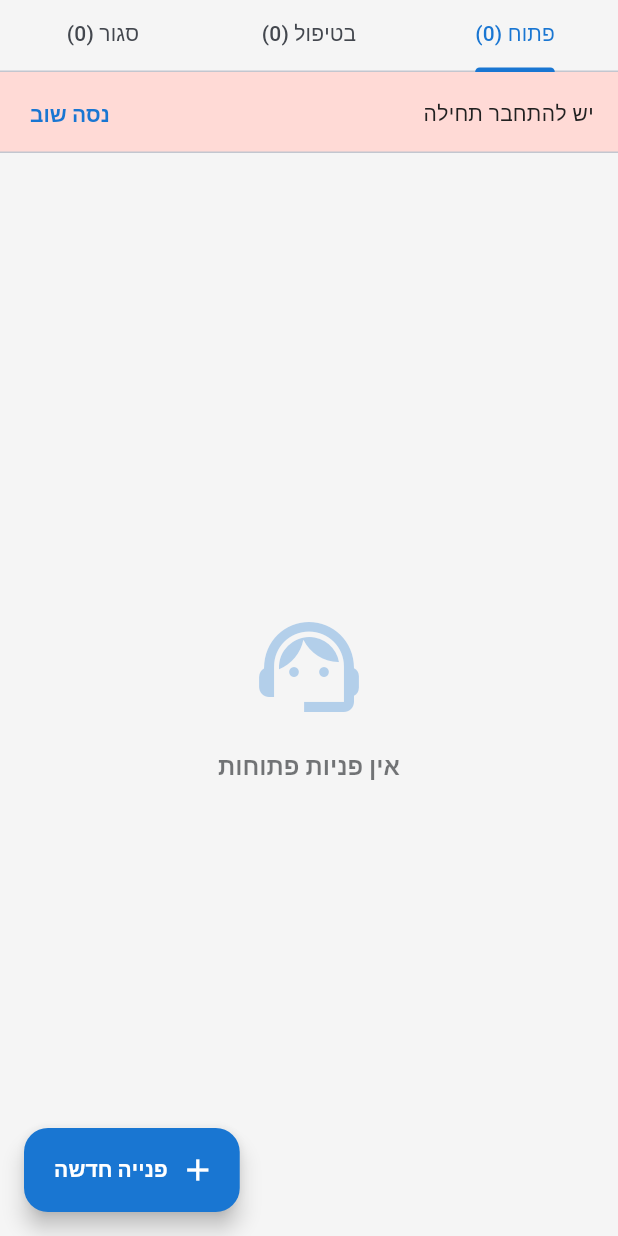
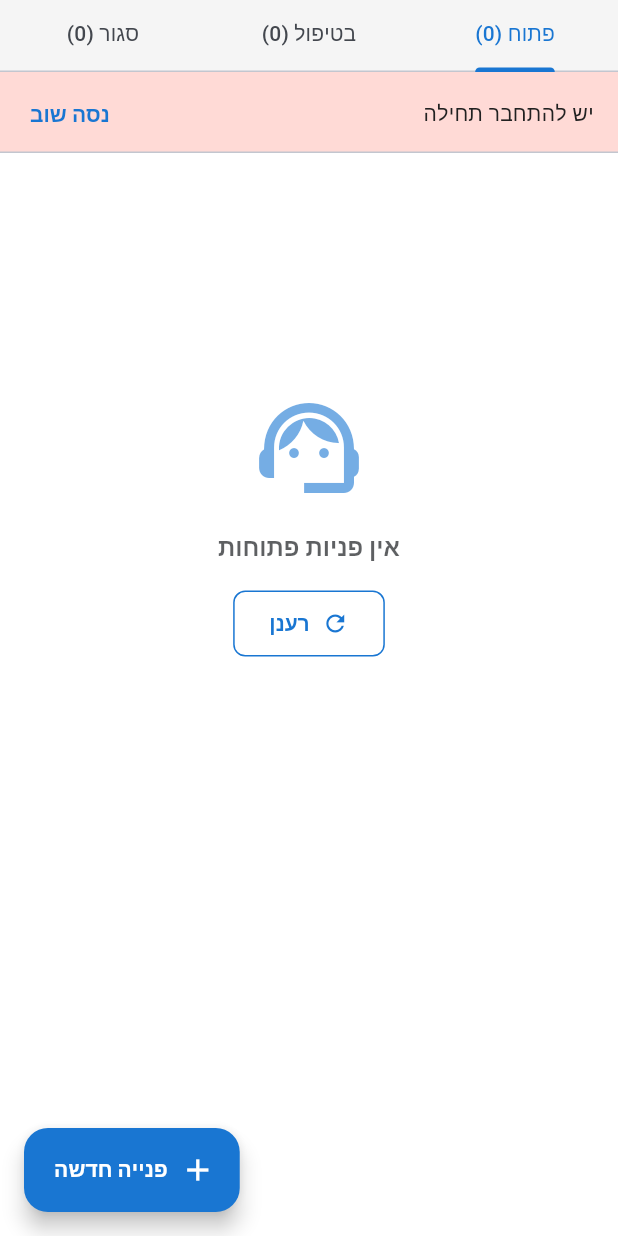
Before and after one commit to jammalmassalha/tzmc.push.app, a Flutter app: the HelpdeskScreen screen opened directly, after a tap on "נסה שוב", on a phone screen of 412 x 824 dp. Run offline on Flutter 3.47's test engine with Material 3 defaults, Android fonts, the phone set to English and light mode, and no system bars; our stand-ins replace connectivity_plus, dio, drift, equatable, firebase_core, firebase_messaging and 6 more; accounts and stored records are empty; generated files the repository leaves out were written again; network calls fail.

Commit message:
fix(flutter): align helpdesk dashboard workflow with Angular frontend
Agent-Logs-Url: https://github.com/jmassalha/tzmc.push.app/sessions/8b3d264c-3386-4550-bb7a-2070d2c984d8

Co-authored-by: jammalmassalha <27696154+jammalmassalha@users.noreply.github.com>

```diff
--- a/flutter_app/lib/features/helpdesk/presentation/helpdesk_screen.dart
+++ b/flutter_app/lib/features/helpdesk/presentation/helpdesk_screen.dart
@@ -3,6 +3,7 @@
 /// Allows users to create and view support tickets.
 library;
 
+import 'dart:async';
 import 'dart:ui' as ui;
 
 import 'package:flutter/material.dart';
@@ -18,24 +19,53 @@ import '../../auth/presentation/auth_state.dart';
 // Helpdesk State
 // ---------------------------------------------------------------------------
 
+/// Status values that count as "ongoing" tickets in the Angular workflow
+/// (chat-store.service.ts `ongoingStatuses`). Anything else is considered
+/// "past" so that no tickets are silently dropped from the UI.
+const Set<String> kHelpdeskOngoingStatuses = {'open', 'in_progress'};
+
 class HelpdeskState {
-  final List<HelpdeskTicket> tickets;
+  final List<HelpdeskTicket> ongoing;
+  final List<HelpdeskTicket> past;
+  final List<HelpdeskTicket> assigned;
+  final HelpdeskMyRole? myRole;
+  final List<HelpdeskTicket> editorTickets;
+  final List<HelpdeskManagedUser> handlers;
   final bool isLoading;
   final String? error;
 
   const HelpdeskState({
-    this.tickets = const [],
+    this.ongoing = const [],
+    this.past = const [],
+    this.assigned = const [],
+    this.myRole,
+    this.editorTickets = const [],
+    this.handlers = const [],
     this.isLoading = false,
     this.error,
   });
 
+  /// All tickets combined (kept for backwards-compatible callers).
+  List<HelpdeskTicket> get tickets => [...ongoing, ...past, ...assigned];
+
   HelpdeskState copyWith({
-    List<HelpdeskTicket>? tickets,
+    List<HelpdeskTicket>? ongoing,
+    List<HelpdeskTicket>? past,
+    List<HelpdeskTicket>? assigned,
+    HelpdeskMyRole? myRole,
+    bool clearMyRole = false,
+    List<HelpdeskTicket>? editorTickets,
+    List<HelpdeskManagedUser>? handlers,
     bool? isLoading,
     String? error,
   }) {
     return HelpdeskState(
-      tickets: tickets ?? this.tickets,
+      ongoing: ongoing ?? this.ongoing,
+      past: past ?? this.past,
+      assigned: assigned ?? this.assigned,
+      myRole: clearMyRole ? null : (myRole ?? this.myRole),
+      editorTickets: editorTickets ?? this.editorTickets,
+      handlers: handlers ?? this.handlers,
       isLoading: isLoading ?? this.isLoading,
       error: error,
     );
@@ -50,14 +80,45 @@ class HelpdeskNotifier extends Notifier<HelpdeskState> {
   late final ChatApiService _api;
   String? _currentUser;
 
+  /// Polling cadence for refreshing the helpdesk dashboard while this screen
+  /// is mounted. Mirrors `startHelpdeskPolling` in chat-store.service.ts;
+  /// Angular uses 20s (`HELPDESK_TICKETS_POLL_INTERVAL_MS`). We use 15s here
+  /// per the mobile spec — slightly snappier feedback when a handler closes a
+  /// ticket from the web client.
+  static const Duration _pollInterval = Duration(seconds: 15);
+
+  /// Short cache TTL to coalesce duplicate calls when the tab is re-entered.
+  /// Conceptually mirrors `HELPDESK_TICKETS_CACHE_TTL_MS` (60s in Angular),
+  /// but kept very short on mobile so manual refreshes / tab switches are not
+  /// silently ignored. The polling timer above is the long-running source of
+  /// freshness, so this only deduplicates rapid back-to-back calls.
+  static const Duration _cacheTtl = Duration(seconds: 2);
+
+  Timer? _pollTimer;
+  DateTime? _lastLoadAt;
+  Future<void>? _inflight;
+
   @override
   HelpdeskState build() {
     _api = ref.watch(chatApiServiceProvider);
     _currentUser = ref.watch(currentUserProvider);
+
+    _pollTimer?.cancel();
+    if (_currentUser != null) {
+      _pollTimer = Timer.periodic(_pollInterval, (_) {
+        // Force a refresh on the polling cadence, ignoring the cache TTL.
+        loadTickets(force: true);
+      });
+    }
+    ref.onDispose(() {
+      _pollTimer?.cancel();
+      _pollTimer = null;
+    });
+
     return const HelpdeskState();
   }
 
-  Future<void> loadTickets() async {
+  Future<void> loadTickets({bool force = false}) async {
     if (_currentUser == null) {
       state = state.copyWith(
         isLoading: false,
@@ -66,12 +127,40 @@ class HelpdeskNotifier extends Notifier<HelpdeskState> {
       return;
     }
 
+    // Cache TTL: skip if we just loaded recently (mirrors Angular's
+    // HELPDESK_TICKETS_CACHE_TTL_MS guard around forceRefreshHelpdeskTickets).
+    final now = DateTime.now();
+    if (!force && _lastLoadAt != null && now.difference(_lastLoadAt!) < _cacheTtl) {
+      return;
+    }
+
+    // De-duplicate concurrent calls.
+    final inflight = _inflight;
+    if (inflight != null) {
+      return inflight;
+    }
+
+    final future = _doLoad();
+    _inflight = future;
+    try {
+      await future;
+    } finally {
+      _inflight = null;
+    }
+  }
+
+  Future<void> _doLoad() async {
     state = state.copyWith(isLoading: true, error: null);
-
     try {
-      final tickets = await _api.getHelpdeskTickets(_currentUser!);
-      state = state.copyWith(
-        tickets: tickets,
+      final dashboard = await _api.getHelpdeskDashboard(_currentUser!);
+      _lastLoadAt = DateTime.now();
+      state = HelpdeskState(
+        ongoing: dashboard.ongoing,
+        past: dashboard.past,
+        assigned: dashboard.assigned,
+        myRole: dashboard.myRole,
+        editorTickets: dashboard.editorTickets ?? const [],
+        handlers: dashboard.handlers ?? const [],
         isLoading: false,
       );
     } catch (e) {
@@ -108,7 +197,7 @@ class HelpdeskNotifier extends Notifier<HelpdeskState> {
         phone: phone,
         attachmentUrl: attachmentUrl,
       );
-      await loadTickets();
+      await loadTickets(force: true);
       return ticket;
     } catch (e) {
       state = state.copyWith(
@@ -137,7 +226,7 @@ class HelpdeskNotifier extends Notifier<HelpdeskState> {
 
     try {
       await _api.addHelpdeskComment(ticketId, comment, _currentUser!);
-      await loadTickets();
+      await loadTickets(force: true);
     } catch (e) {
       state = state.copyWith(
         error: 'שגיאה בהוספת תגובה: ${e.toString()}',
@@ -170,9 +259,11 @@ class _HelpdeskScreenState extends ConsumerState<HelpdeskScreen> with SingleTick
     super.initState();
     _tabController = TabController(length: 3, vsync: this);
 
-    // Load tickets on init
+    // Force a fresh load on init so the Scaffold isn't stuck on the empty
+    // initial state (the polling timer in HelpdeskNotifier.build will then
+    // keep it refreshed while this screen is mounted).
     Future.microtask(() {
-      ref.read(helpdeskProvider.notifier).loadTickets();
+      ref.read(helpdeskProvider.notifier).loadTickets(force: true);
     });
   }
 
@@ -186,12 +277,34 @@ class _HelpdeskScreenState extends ConsumerState<HelpdeskScreen> with SingleTick
   Widget build(BuildContext context) {
     final state = ref.watch(helpdeskProvider);
 
-    // Filter tickets by status
-    final openTickets = state.tickets.where((t) => t.status == 'open').toList();
-    final inProgressTickets = state.tickets.where((t) => t.status == 'in_progress').toList();
-    final closedTickets = state.tickets.where((t) => t.status == 'resolved' || t.status == 'closed').toList();
+    // Build the three tabs from the dashboard sections, matching Angular's
+    // getHelpdeskPickerData() in chat-store.service.ts. Anything whose status
+    // isn't in `kHelpdeskOngoingStatuses` lives in `past` (i.e. the "סגור"
+    // tab), so no tickets get silently dropped on unexpected status strings.
+    //
+    // For users who handle tickets (myRole != null), include their `assigned`
+    // tickets in the relevant tab without duplicating tickets they also own.
+    final ownedIds = {
+      for (final t in [...state.ongoing, ...state.past]) t.id,
+    };
+    final assignedExtras = state.assigned.where((t) => !ownedIds.contains(t.id));
 
-    return Scaffold(
+    final openTickets = [
+      ...state.ongoing.where((t) => t.status == 'open'),
+      ...assignedExtras.where((t) => t.status == 'open'),
+    ];
+    final inProgressTickets = [
+      ...state.ongoing.where((t) => t.status == 'in_progress'),
+      ...assignedExtras.where((t) => t.status == 'in_progress'),
+    ];
+    final closedTickets = [
+      ...state.past,
+      ...assignedExtras.where((t) => !kHelpdeskOngoingStatuses.contains(t.status)),
+    ];
+
+    return Directionality(
+      textDirection: ui.TextDirection.rtl,
+      child: Scaffold(
         body: Column(
           children: [
             // Tab bar
@@ -212,7 +325,7 @@ class _HelpdeskScreenState extends ConsumerState<HelpdeskScreen> with SingleTick
                 actions: [
                   TextButton(
                     onPressed: () {
-                    ref.read(helpdeskProvider.notifier).loadTickets();
+                      ref.read(helpdeskProvider.notifier).loadTickets(force: true);
                     },
                     child: const Text('נסה שוב'),
                   ),
@@ -236,6 +349,7 @@ class _HelpdeskScreenState extends ConsumerState<HelpdeskScreen> with SingleTick
           onPressed: () => _showCreateTicketDialog(context),
           icon: const Icon(Icons.add),
           label: const Text('פנייה חדשה'),
+        ),
       ),
     );
   }
@@ -519,36 +633,68 @@ class _TicketList extends ConsumerWidget {
   @override
   Widget build(BuildContext context, WidgetRef ref) {
     final state = ref.watch(helpdeskProvider);
+    final theme = Theme.of(context);
 
     if (state.isLoading && tickets.isEmpty) {
-      return const Center(child: CircularProgressIndicator());
+      return Material(
+        color: theme.colorScheme.surface,
+        child: const Center(child: CircularProgressIndicator()),
+      );
     }
 
     if (tickets.isEmpty) {
-      return Center(
+      return Material(
+        color: theme.colorScheme.surface,
+        child: RefreshIndicator(
+          onRefresh: () async {
+            await ref.read(helpdeskProvider.notifier).loadTickets(force: true);
+          },
+          child: ListView(
+            // ListView (rather than Center) so RefreshIndicator's pull-to-refresh
+            // gesture is available even when the tab is empty.
+            physics: const AlwaysScrollableScrollPhysics(),
+            children: [
+              SizedBox(
+                height: MediaQuery.of(context).size.height * 0.6,
                 child: Column(
                   mainAxisAlignment: MainAxisAlignment.center,
                   children: [
                     Icon(
                       Icons.support_agent_outlined,
                       size: 80,
-              color: Theme.of(context).colorScheme.primary.withAlpha((255 * 0.3).round()),
+                      color: theme.colorScheme.primary.withAlpha((255 * 0.6).round()),
                     ),
                     const SizedBox(height: 16),
                     Text(
                       emptyMessage,
-              style: Theme.of(context).textTheme.titleLarge?.copyWith(
-                    color: Theme.of(context).colorScheme.onSurface.withAlpha((255 * 0.6).round()),
+                      textDirection: ui.TextDirection.rtl,
+                      textAlign: TextAlign.center,
+                      style: theme.textTheme.titleLarge?.copyWith(
+                        color: theme.colorScheme.onSurface.withAlpha((255 * 0.7).round()),
+                      ),
+                    ),
+                    const SizedBox(height: 16),
+                    OutlinedButton.icon(
+                      onPressed: () {
+                        ref.read(helpdeskProvider.notifier).loadTickets(force: true);
+                      },
+                      icon: const Icon(Icons.refresh),
+                      label: const Text('רענן'),
+                    ),
+                  ],
                 ),
               ),
             ],
           ),
+        ),
       );
     }
 
-    return RefreshIndicator(
+    return Material(
+      color: theme.colorScheme.surface,
+      child: RefreshIndicator(
         onRefresh: () async {
-        await ref.read(helpdeskProvider.notifier).loadTickets();
+          await ref.read(helpdeskProvider.notifier).loadTickets(force: true);
         },
         child: ListView.builder(
           padding: const EdgeInsets.all(16),
@@ -557,6 +703,7 @@ class _TicketList extends ConsumerWidget {
             final ticket = tickets[index];
             return _TicketCard(ticket: ticket);
           },
+        ),
       ),
     );
   }
@@ -576,6 +723,7 @@ class _TicketCard extends StatelessWidget {
     final theme = Theme.of(context);
 
     return Card(
+      color: theme.cardColor,
       margin: const EdgeInsets.only(bottom: 12),
       child: InkWell(
         onTap: () => _showTicketDetail(context),
@@ -689,7 +837,7 @@ class _StatusBadge extends StatelessWidget {
     switch (status) {
       case 'open':
         color = Colors.blue;
-        text = 'פתוח';
+        text = 'פתוחה';
         break;
       case 'in_progress':
         color = AppColors.warning;
@@ -697,11 +845,11 @@ class _StatusBadge extends StatelessWidget {
         break;
       case 'resolved':
         color = AppColors.success;
-        text = 'נפתר';
+        text = 'טופלה';
         break;
       case 'closed':
         color = Colors.grey;
-        text = 'סגור';
+        text = 'סגורה';
         break;
       default:
         color = Colors.grey;
```
Lines whose indentation alone changed are shown as unchanged.
